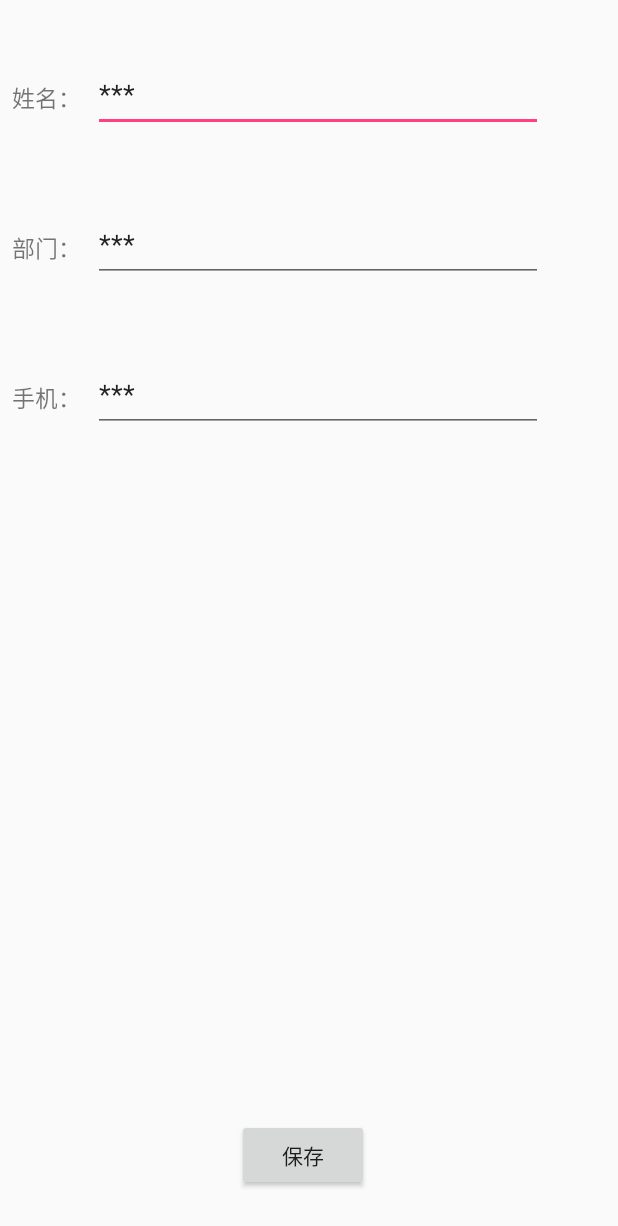
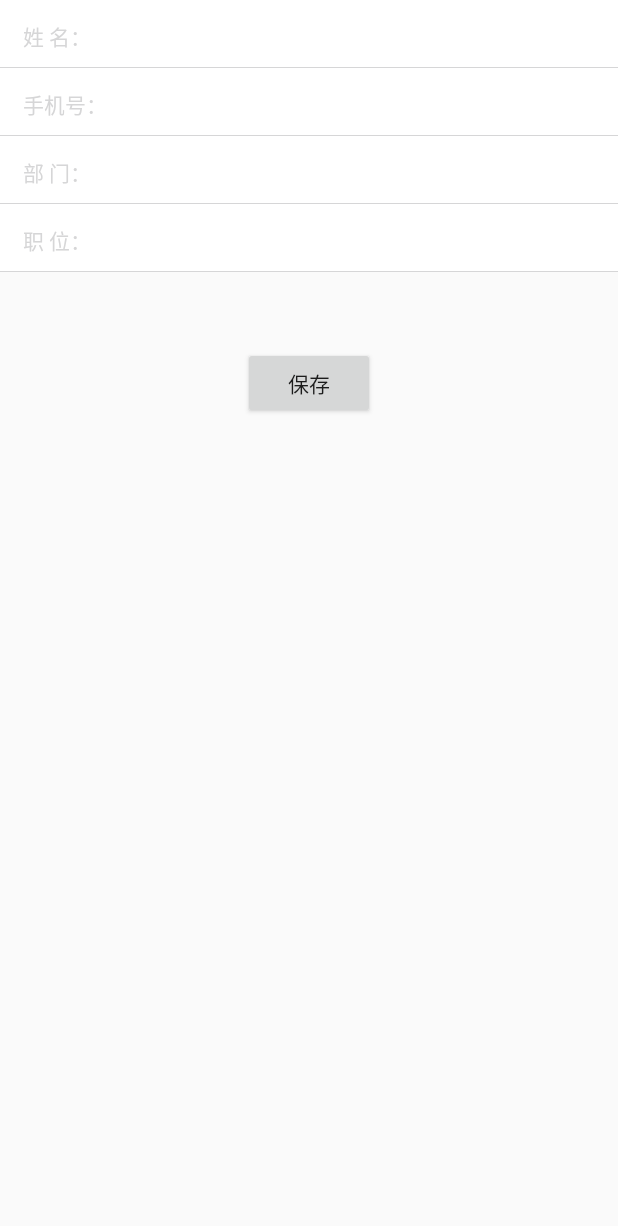
Before and after one commit to linqinen708/MyDailyReport, an Android app: the layout activity_personal_data.xml on its own in the app's theme, with its tools: preview values and no code run, on a phone screen of 412 x 824 dp. Shown: the top 1226 px of the screen. Run offline under Robolectric (Android 15) with nearby library versions, the phone set to English and light mode, and no system bars.

Commit message:
1.修改资料界面

```diff
--- a/app/build.gradle
+++ b/app/build.gradle
@@ -68,7 +68,7 @@ dependencies {
     androidTestImplementation 'androidx.test.espresso:espresso-core:3.2.0'
     implementation 'androidx.appcompat:appcompat:1.1.0'
     implementation 'androidx.constraintlayout:constraintlayout:1.1.3'
-    implementation "com.google.android.material:material:1.2.0-alpha06"
+    implementation "com.google.android.material:material:1.2.0-beta01"
     implementation 'androidx.recyclerview:recyclerview:1.1.0'
 
     //Json和对象转换工具,如果有性能上面的要求可以使用Gson将bean转换json确保数据的正确，使用FastJson将Json转换Bean
--- /dev/null
+++ b/app/src/main/java/com/qyd/mydailyreport/widget/MyCustomView01.java
@@ -0,0 +1,286 @@
+package com.qyd.mydailyreport.widget;
+
+import android.content.Context;
+import android.content.res.TypedArray;
+import android.graphics.Color;
+import android.text.InputFilter;
+import android.text.InputType;
+import android.text.SpannableString;
+import android.text.Spanned;
+import android.text.TextUtils;
+import android.text.TextWatcher;
+import android.text.style.ForegroundColorSpan;
+import android.util.AttributeSet;
+import android.view.LayoutInflater;
+import android.view.View;
+import android.widget.EditText;
+import android.widget.FrameLayout;
+import android.widget.ImageView;
+import android.widget.TextView;
+
+import com.qyd.mydailyreport.R;
+import com.qyd.mydailyreport.utils.DensityUtil;
+
+import androidx.constraintlayout.widget.ConstraintLayout;
+
+
+/**
+ * Created by Ian on 2019/11/21.
+ */
+public class MyCustomView01 extends FrameLayout {
+
+
+    private Context mContext;
+
+
+    private boolean isArrowVisible, isBottomLineVisible, isRedTagVisible, isSingleLine;
+    private boolean isEditable;
+
+    private int endIconRes;
+    private ImageView ivEndIcon;
+
+    private String title, valueHint;
+
+    private CharSequence mcv02_value;
+
+    private TextView tvTitle, tvValue;
+
+    private EditText etValue;
+
+    private View viewBottomLine;
+
+    private int titleColor, valueColor;
+    private int titleSize, titleWidth, valueSize;
+
+    private int inputType;
+    private int inputLength;
+
+    public void setMcv01_title(String title){
+        setTitle(title);
+    }
+
+    public void setTitle(String title) {
+        this.title = title;
+        if (isRedTagVisible) {
+            setTitleRedTag();
+        } else {
+            tvTitle.setText(title);
+        }
+    }
+
+    /**
+     * 为title 设置 红星标记，比如 您的房间：*
+     */
+    public void setTitleRedTag() {
+        SpannableString spannableString = new SpannableString(title + "*");
+//        spannableString.setSpan(new RelativeSizeSpan(0.5f), totalFee.length(), spannableString.length(), Spanned.SPAN_EXCLUSIVE_EXCLUSIVE);
+        spannableString.setSpan(new ForegroundColorSpan(Color.RED), title.length(), title.length() + 1, Spanned.SPAN_EXCLUSIVE_EXCLUSIVE);
+        tvTitle.setText(spannableString);
+    }
+
+    private TextView getValueObject() {
+        if (etValue == null) {
+            return tvValue;
+        } else {
+            return etValue;
+        }
+    }
+
+    public void setMcv01_value(String mcv02_value) {
+        this.mcv02_value = mcv02_value;
+        getValueObject().setText(mcv02_value);
+    }
+
+    public void setText(CharSequence value){
+        setValue(value);
+    }
+
+    public CharSequence getText(){
+        return getValue();
+    }
+
+    public String getValue() {
+        return getValueObject().getText().toString();
+    }
+
+    public void setValue(CharSequence value) {
+        this.mcv02_value = value;
+        getValueObject().setText(mcv02_value);
+        if (isEditable && etValue != null) {
+            etValue.setSelection(etValue.getText().length());
+        }
+    }
+
+    public String getValueHint() {
+        return valueHint;
+    }
+
+    public void setValueHint(String valueHint){
+        this.valueHint = valueHint;
+        getValueObject().setHint(valueHint);
+    }
+
+
+    public void setTitleColor(int titleColor) {
+        this.titleColor = mContext.getResources().getColor(titleColor);
+        tvTitle.setTextColor(this.titleColor);
+    }
+
+    public void setValueColor(int valueColor) {
+        this.valueColor = mContext.getResources().getColor(valueColor);
+        getValueObject().setTextColor(this.valueColor);
+    }
+
+    public void setArrowVisible(boolean arrowVisible) {
+        isArrowVisible = arrowVisible;
+        if (isArrowVisible) {
+            ivEndIcon.setVisibility(View.VISIBLE);
+        } else {
+            ivEndIcon.setVisibility(View.GONE);
+        }
+    }
+
+    public void setArrowVisibleAndClickable(boolean arrowVisible) {
+        setArrowVisible(arrowVisible);
+        setClickable(arrowVisible);
+    }
+
+    public MyCustomView01(Context context) {
+        super(context);
+        mContext = context;
+        initView(context);
+    }
+
+    public MyCustomView01(Context context, AttributeSet attrs) {
+        super(context, attrs);
+        mContext = context;
+        initAttr(attrs);
+        initView(context);
+    }
+
+    public MyCustomView01(Context context, AttributeSet attrs, int defStyleAttr) {
+        super(context, attrs, defStyleAttr);
+        mContext = context;
+        initAttr(attrs);
+        initView(context);
+    }
+
+    private void initAttr(AttributeSet attrs) {
+        TypedArray a = mContext.obtainStyledAttributes(attrs, R.styleable.MyCustomView01);
+        title = a.getString(R.styleable.MyCustomView01_mcv01_title);
+        titleColor = a.getColor(R.styleable.MyCustomView01_mcv01_title_color, getResources().getColor(R.color.gray_8C9198));
+        titleSize = a.getInt(R.styleable.MyCustomView01_mcv01_title_size, 14);
+        titleWidth = a.getDimensionPixelSize(R.styleable.MyCustomView01_mcv01_title_width, DensityUtil.dp2px(mContext, 70));
+
+        mcv02_value = a.getString(R.styleable.MyCustomView01_mcv01_value);
+        valueHint = a.getString(R.styleable.MyCustomView01_mcv01_value_hint);
+        inputType = a.getInt(R.styleable.MyCustomView01_mcv01_value_input_type, 0);
+        inputLength = a.getInt(R.styleable.MyCustomView01_mcv01_value_length, 0);
+        valueColor = a.getColor(R.styleable.MyCustomView01_mcv01_value_color, getResources().getColor(R.color.black_333333));
+        valueSize = a.getInt(R.styleable.MyCustomView01_mcv01_title_size, 14);
+        isEditable = a.getBoolean(R.styleable.MyCustomView01_mcv01_value_editable, false);
+
+        endIconRes = a.getResourceId(R.styleable.MyCustomView01_mcv01_end_icon, R.drawable.arrow_right);
+        isArrowVisible = a.getBoolean(R.styleable.MyCustomView01_mcv01_end_icon_visible, false);
+        isBottomLineVisible = a.getBoolean(R.styleable.MyCustomView01_mcv01_view_bottom_line_visible, true);
+        isRedTagVisible = a.getBoolean(R.styleable.MyCustomView01_mcv01_title_tag_visible, false);
+        isSingleLine = a.getBoolean(R.styleable.MyCustomView01_mcv01_single_line, true);
+
+        a.recycle();
+
+    }
+
+    /**
+     * 初始化控件
+     */
+    private void initView(Context context) {
+
+        View view = LayoutInflater.from(context).inflate(R.layout.my_custom_view01_layout, this, true);
+        tvTitle = view.findViewById(R.id.tv_title);
+
+        if (isEditable) {
+            etValue = view.findViewById(R.id.et_value);
+            initValue(etValue);
+
+            /*如果输入类型是电话号码，并且没有额外设置长度，则默认长度为11*/
+            if (inputType == 1) {
+                etValue.setInputType(InputType.TYPE_CLASS_PHONE);
+                if (inputLength == 0) {
+                    inputLength = 11;
+                }
+            }
+            if (inputLength > 0) {
+                etValue.setFilters(new InputFilter[]{new InputFilter.LengthFilter(inputLength)});
+            }
+
+            /*如果输入类型是电话号码，并且没有额外设置长度，则默认长度为11*/
+            if (inputType == 1) {
+                etValue.setInputType(InputType.TYPE_CLASS_PHONE);
+                if (inputLength == 0) {
+                    inputLength = 11;
+                }
+            }
+            if (inputLength > 0) {
+                etValue.setFilters(new InputFilter[]{new InputFilter.LengthFilter(inputLength)});
+            }
+
+            etValue.setSelection(etValue.getText().length());
+        }else{
+            tvValue = view.findViewById(R.id.tv_value);
+            initValue(tvValue);
+        }
+
+        initTitle();
+
+        ivEndIcon = view.findViewById(R.id.iv_end_arrow);
+        ivEndIcon.setImageResource(endIconRes);
+
+        if (isArrowVisible) {
+            ivEndIcon.setVisibility(View.VISIBLE);
+        }
+        View viewBottomLine = view.findViewById(R.id.view_bottom_line);
+
+        if (isBottomLineVisible) {
+            viewBottomLine.setVisibility(View.VISIBLE);
+        } else {
+            viewBottomLine.setVisibility(View.GONE);
+        }
+
+    }
+
+    private void initTitle(){
+
+        ConstraintLayout.LayoutParams layoutParams = (ConstraintLayout.LayoutParams) tvTitle.getLayoutParams();
+
+        layoutParams.topToTop = getValueObject().getId();
+        layoutParams.width = titleWidth;
+        tvTitle.setLayoutParams(layoutParams);
+
+        if (isRedTagVisible) {
+            setTitleRedTag();
+        } else {
+            tvTitle.setText(title);
+        }
+        tvTitle.setTextSize(titleSize);
+        tvTitle.setTextColor(titleColor);
+    }
+
+    private void initValue(TextView textView){
+        textView.setVisibility(View.VISIBLE);
+        textView.setText(mcv02_value);
+        textView.setTextSize(valueSize);
+        textView.setHint(valueHint);
+        textView.setTextColor(valueColor);
+        if (isSingleLine) {
+            textView.setSingleLine(true);
+            textView.setEllipsize(TextUtils.TruncateAt.valueOf("END"));
+        }
+
+    }
+
+    public void addTextChangedListener(TextWatcher watcher) {
+        if(etValue != null){
+            etValue.addTextChangedListener(watcher);
+        }
+    }
+}
--- a/app/src/main/java/com/qyd/mydailyreport/widget/MyCustomView03.java
+++ b/app/src/main/java/com/qyd/mydailyreport/widget/MyCustomView03.java
@@ -245,6 +245,10 @@ public class MyCustomView03 extends View {
         return mcv03_value;
     }
 
+    public void setText(String text){
+        setMcv03_value(text);
+    }
+
     public void setMcv03_value(String mcv03_value) {
         this.mcv03_value = mcv03_value;
         invalidate();
--- a/app/src/main/res/layout/activity_personal_data.xml
+++ b/app/src/main/res/layout/activity_personal_data.xml
@@ -1,91 +1,52 @@
 <?xml version="1.0" encoding="utf-8"?>
-<androidx.constraintlayout.widget.ConstraintLayout
-    xmlns:android="http://schemas.android.com/apk/res/android"
+<LinearLayout xmlns:android="http://schemas.android.com/apk/res/android"
     xmlns:app="http://schemas.android.com/apk/res-auto"
     xmlns:tools="http://schemas.android.com/tools"
     android:layout_width="match_parent"
     android:layout_height="match_parent"
+    android:orientation="vertical"
     tools:context=".ui.activity.person.PersonalDataActivity">
 
-    <TextView
-        android:id="@+id/tv_name"
-        android:layout_width="wrap_content"
-        android:layout_height="70dp"
-        android:text="姓名："
-        android:gravity="center"
-        app:layout_constraintTop_toTopOf="parent"
-        android:layout_marginTop="30dp"
-        android:layout_marginStart="8dp"
-        app:layout_constraintLeft_toLeftOf="parent"
-        android:textSize="@dimen/personal_size"
+
+    <com.qyd.mydailyreport.widget.MyCustomView01
+        android:id="@+id/mcv_name"
+        android:layout_width="match_parent"
+        android:layout_height="@dimen/mine_height"
+        app:mcv01_title="姓 名："
+        app:mcv01_value_editable="true"
+        />
+    <com.qyd.mydailyreport.widget.MyCustomView01
+        android:id="@+id/mcv_phone"
+        android:layout_width="match_parent"
+        android:layout_height="@dimen/mine_height"
+        app:mcv01_title="手机号："
+        app:mcv01_value_editable="true"
+        app:mcv01_value_input_type="phone"
+        />
+    <com.qyd.mydailyreport.widget.MyCustomView01
+        android:id="@+id/mcv_department"
+        android:layout_width="match_parent"
+        android:layout_height="@dimen/mine_height"
+        app:mcv01_title="部 门："
+        app:mcv01_value_editable="true"
+        />
+    <com.qyd.mydailyreport.widget.MyCustomView01
+        android:id="@+id/mcv_position"
+        android:layout_width="match_parent"
+        android:layout_height="@dimen/mine_height"
+        app:mcv01_title="职 位："
+        app:mcv01_value_editable="true"
         />
 
-    <EditText
-        android:id="@+id/et_name"
-        android:layout_width="300dp"
-        android:layout_height="50dp"
-        android:text="***"
-        app:layout_constraintLeft_toRightOf="@+id/tv_name"
-        android:layout_marginStart="8dp"
-        app:layout_constraintTop_toTopOf="@+id/tv_name"
-        android:layout_marginTop="8dp"/>
 
-
-    <TextView
-        android:id="@+id/tv_department"
-        android:layout_width="wrap_content"
-        android:layout_height="70dp"
-        android:text="部门："
-        android:gravity="center"
-        android:layout_marginTop="30dp"
-        android:layout_marginStart="8dp"
-        app:layout_constraintTop_toBottomOf="@id/tv_name"
-        app:layout_constraintLeft_toLeftOf="parent"
-        android:textSize="@dimen/personal_size"
-        />
-
-    <EditText
-        android:id="@+id/et_department"
-        android:layout_width="300dp"
-        android:layout_height="50dp"
-        android:text="***"
-        app:layout_constraintLeft_toRightOf="@+id/tv_department"
-        android:layout_marginStart="8dp"
-        app:layout_constraintTop_toTopOf="@+id/tv_department"
-        android:layout_marginTop="8dp"/>
-    <TextView
-        android:id="@+id/tv_phone"
-        android:layout_width="wrap_content"
-        android:layout_height="70dp"
-        android:text="手机："
-        android:gravity="center"
-        android:layout_marginTop="30dp"
-        android:layout_marginStart="8dp"
-        app:layout_constraintTop_toBottomOf="@id/tv_department"
-        app:layout_constraintLeft_toLeftOf="parent"
-        android:textSize="@dimen/personal_size"
-        />
-
-    <EditText
-        android:id="@+id/et_phone"
-        android:layout_width="300dp"
-        android:layout_height="50dp"
-        android:text="***"
-        android:inputType="number"
-        app:layout_constraintLeft_toRightOf="@+id/tv_phone"
-        android:layout_marginStart="8dp"
-        app:layout_constraintTop_toTopOf="@+id/tv_phone"
-        android:layout_marginTop="8dp"/>
 
     <Button
         android:id="@+id/btn_save"
         android:layout_width="wrap_content"
         android:layout_height="wrap_content"
+        android:layout_marginTop="50dp"
+        android:layout_gravity="center_horizontal"
+        android:onClick="onClick"
         android:text="保存"
-        android:layout_marginEnd="8dp"
-        android:onClick="onClick"
-        app:layout_constraintStart_toStartOf="parent"
-        app:layout_constraintEnd_toEndOf="parent"
-        app:layout_constraintBottom_toBottomOf="parent"
-        android:layout_marginBottom="30dp"/>
-</androidx.constraintlayout.widget.ConstraintLayout>
+        />
+</LinearLayout>
--- /dev/null
+++ b/app/src/main/res/layout/my_custom_view01_layout.xml
@@ -0,0 +1,80 @@
+<?xml version="1.0" encoding="utf-8"?>
+<androidx.constraintlayout.widget.ConstraintLayout xmlns:android="http://schemas.android.com/apk/res/android"
+                                             xmlns:app="http://schemas.android.com/apk/res-auto"
+                                             xmlns:tools="http://schemas.android.com/tools"
+                                             android:layout_width="match_parent"
+                                             android:layout_height="match_parent"
+                                             android:background="@color/white_FFFFFF"
+    >
+
+    <TextView
+        android:id="@+id/tv_title"
+        android:layout_width="100dp"
+        android:layout_height="wrap_content"
+        android:layout_marginStart="15dp"
+        android:gravity="center_vertical"
+        android:onClick="onClick"
+        android:textColor="@color/gray_8C9198"
+        android:textSize="14sp"
+        app:layout_constraintStart_toStartOf="parent"
+        app:layout_constraintTop_toTopOf="@+id/tv_value"
+        tools:text="实际服务时间："
+        tools:visibility="visible"
+        />
+
+    <ImageView
+        android:id="@+id/iv_end_arrow"
+        android:layout_width="16dp"
+        android:layout_height="16dp"
+        android:layout_marginEnd="15dp"
+        android:src="@drawable/arrow_right"
+        android:visibility="gone"
+        app:layout_constraintEnd_toEndOf="parent"
+        app:layout_constraintTop_toTopOf="@+id/tv_value"
+        />
+
+    <EditText
+        android:id="@+id/et_value"
+        android:layout_width="0dp"
+        android:layout_height="wrap_content"
+        android:gravity="center_vertical"
+        android:paddingEnd="10dp"
+        android:textColor="@color/black_333333"
+        android:textSize="14sp"
+        android:background="@null"
+        android:layout_marginEnd="10dp"
+        app:layout_constraintStart_toEndOf="@+id/tv_title"
+        app:layout_constraintEnd_toStartOf="@+id/iv_end_arrow"
+        app:layout_constraintTop_toTopOf="parent"
+        app:layout_constraintBottom_toBottomOf="parent"
+        android:visibility="gone"
+        tools:visibility="visible"
+        />
+<!--        tools:text="dfjdfkjfdjkddfrfckjfdfkfdfdfjdfjdk45dfrfr12.14-12.14 08:00~18:00"-->
+    <TextView
+        android:id="@+id/tv_value"
+        android:layout_width="0dp"
+        android:layout_height="wrap_content"
+        android:gravity="center_vertical"
+        android:textColor="@color/black_333333"
+        android:textSize="14sp"
+        android:background="@null"
+        android:layout_marginEnd="10dp"
+        android:lineSpacingExtra="5dp"
+        app:layout_constraintStart_toEndOf="@+id/tv_title"
+        app:layout_constraintEnd_toStartOf="@+id/iv_end_arrow"
+        app:layout_constraintTop_toTopOf="parent"
+        app:layout_constraintBottom_toBottomOf="parent"
+        android:visibility="gone"
+        />
+<!--        tools:text="上海爱当家数据科技有限公司没毛病小刘测试安动态"-->
+
+
+    <View
+        android:id="@+id/view_bottom_line"
+        android:layout_width="match_parent"
+        android:layout_height="0.5dp"
+        android:background="@color/gray_f1f2f4"
+        app:layout_constraintBottom_toBottomOf="parent"
+        />
+</androidx.constraintlayout.widget.ConstraintLayout>
--- a/app/src/main/res/values/colors.xml
+++ b/app/src/main/res/values/colors.xml
@@ -5,4 +5,10 @@
     <color name="colorAccent">#FF4081</color>
 
     <color name="transparent">#00000000</color>
+
+    <color name="white_FFFFFF">#ffffff</color>
+    <color name="white_F9F9F9">#F9F9F9</color>
+    <color name="black_333333">#333333</color>
+    <color name="black_35383e">#35383e</color>
+    <color name="black_323232">#323232</color>
 </resources>
```
Also changed, not shown: app/src/main/java/com/qyd/mydailyreport/ui/activity/person/PersonalDataActivity.java (+26 -18 lines), app/src/main/java/com/qyd/mydailyreport/ui/fragment/MineFragment.java (+20 -4 lines), app/src/main/java/com/qyd/mydailyreport/utils/DensityUtil.java (added, +79 -0 lines), app/src/main/java/com/qyd/mydailyreport/utils/MySharedPreferences.java (+14 -0 lines), app/src/main/res/values/attrs.xml (+23 -0 lines).
